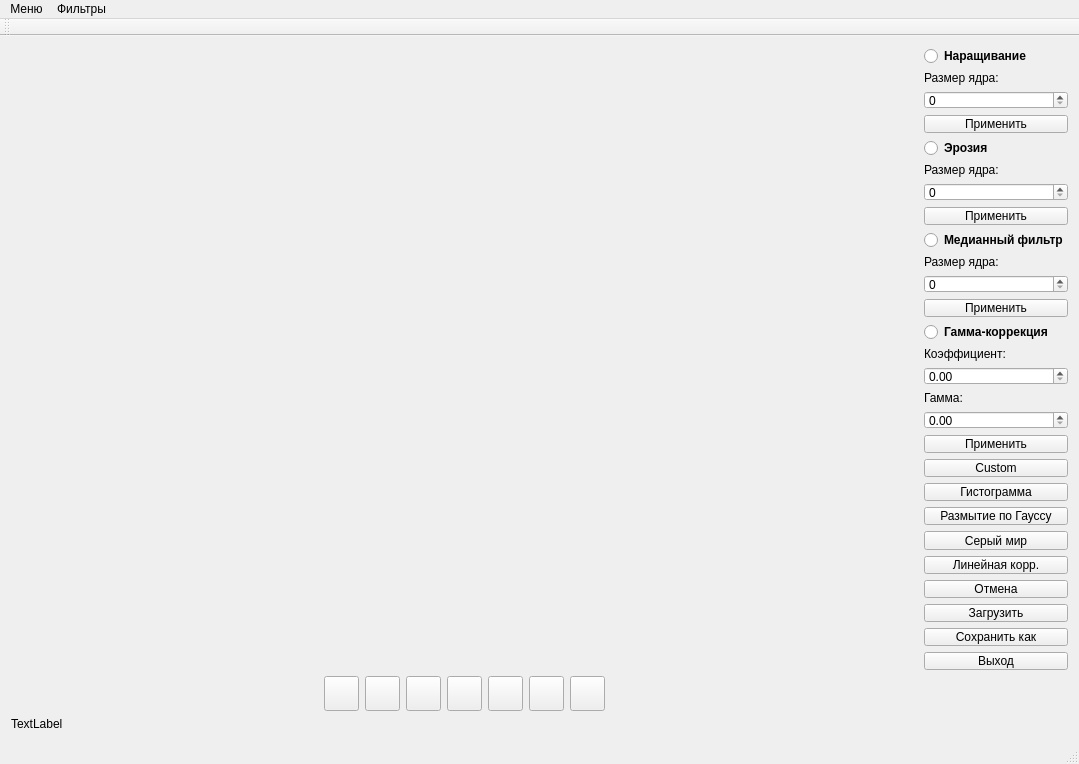
The window that mainwindow.ui (BupTy03/MyImageRed) describes before a commit, drawn with Qt 5.
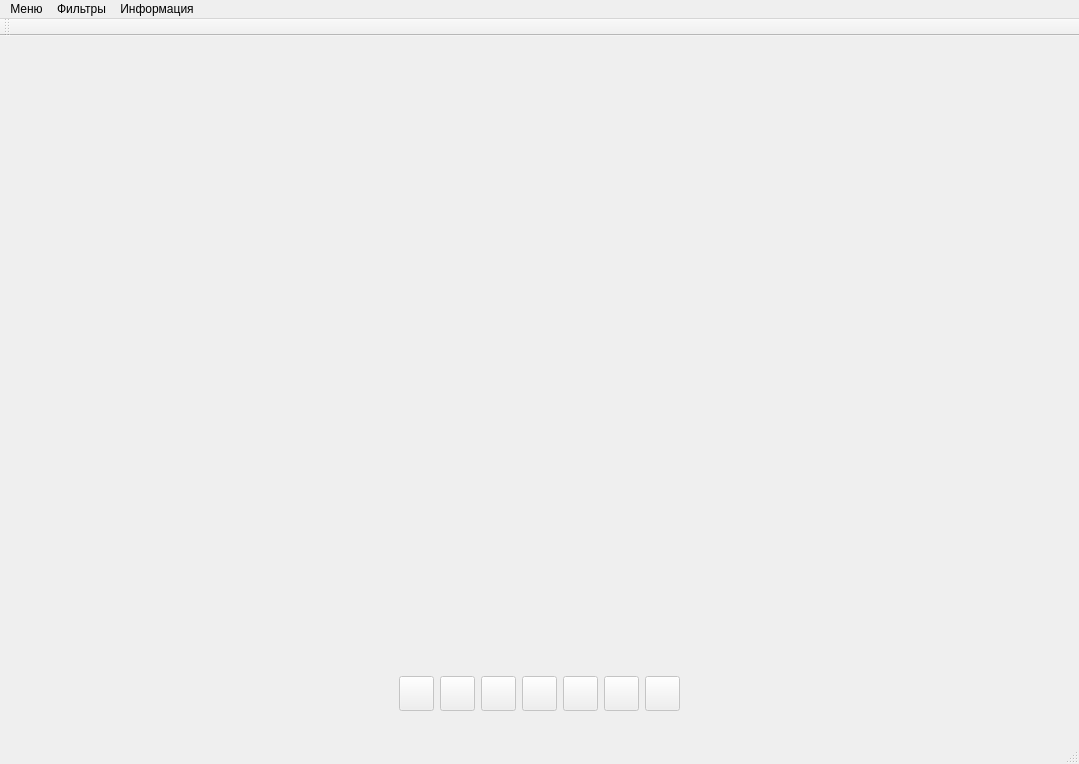
The same window after the commit. Icons and pictures are not drawn.

Commit message: some buttons deleted

Patch:
```diff
--- a/mainwindow.ui
+++ b/mainwindow.ui
@@ -35,8 +35,24 @@
      <verstretch>0</verstretch>
     </sizepolicy>
    </property>
-   <layout class="QGridLayout" name="gridLayout">
-    <item row="3" column="0" rowspan="2">
+   <layout class="QVBoxLayout" name="verticalLayout">
+    <item>
+     <widget class="QLabel" name="label">
+      <property name="sizePolicy">
+       <sizepolicy hsizetype="Expanding" vsizetype="Expanding">
+        <horstretch>0</horstretch>
+        <verstretch>0</verstretch>
+       </sizepolicy>
+      </property>
+      <property name="text">
+       <string/>
+      </property>
+      <property name="alignment">
+       <set>Qt::AlignCenter</set>
+      </property>
+     </widget>
+    </item>
+    <item>
      <layout class="QHBoxLayout" name="horizontalLayout_2">
       <item>
        <spacer name="horizontalSpacer_3">
@@ -53,6 +69,9 @@
       </item>
       <item>
        <widget class="QPushButton" name="RotateLeftBtn">
+        <property name="enabled">
+         <bool>false</bool>
+        </property>
         <property name="sizePolicy">
          <sizepolicy hsizetype="Preferred" vsizetype="Preferred">
           <horstretch>0</horstretch>
@@ -87,6 +106,9 @@
       </item>
       <item>
        <widget class="QPushButton" name="RotateRightBtn">
+        <property name="enabled">
+         <bool>false</bool>
+        </property>
         <property name="minimumSize">
          <size>
           <width>35</width>
@@ -115,6 +137,9 @@
       </item>
       <item>
        <widget class="QPushButton" name="HMirroredBtn">
+        <property name="enabled">
+         <bool>false</bool>
+        </property>
         <property name="minimumSize">
          <size>
           <width>35</width>
@@ -143,6 +168,9 @@
       </item>
       <item>
        <widget class="QPushButton" name="VMirroredBtn">
+        <property name="enabled">
+         <bool>false</bool>
+        </property>
         <property name="minimumSize">
          <size>
           <width>35</width>
@@ -171,6 +199,9 @@
       </item>
       <item>
        <widget class="QPushButton" name="PrevBtn">
+        <property name="enabled">
+         <bool>false</bool>
+        </property>
         <property name="minimumSize">
          <size>
           <width>35</width>
@@ -199,6 +230,9 @@
       </item>
       <item>
        <widget class="QPushButton" name="NextBtn">
+        <property name="enabled">
+         <bool>false</bool>
+        </property>
         <property name="minimumSize">
          <size>
           <width>35</width>
@@ -227,6 +261,9 @@
       </item>
       <item>
        <widget class="QPushButton" name="QuickSaveBtn">
+        <property name="enabled">
+         <bool>false</bool>
+        </property>
         <property name="minimumSize">
          <size>
           <width>35</width>
@@ -265,465 +302,7 @@
       </item>
      </layout>
     </item>
-    <item row="0" column="0">
-     <widget class="QLabel" name="label">
-      <property name="sizePolicy">
-       <sizepolicy hsizetype="Expanding" vsizetype="Preferred">
-        <horstretch>0</horstretch>
-        <verstretch>0</verstretch>
-       </sizepolicy>
-      </property>
-      <property name="text">
-       <string/>
-      </property>
-     </widget>
-    </item>
-    <item row="0" column="3">
-     <spacer name="horizontalSpacer">
-      <property name="orientation">
-       <enum>Qt::Horizontal</enum>
-      </property>
-      <property name="sizeType">
-       <enum>QSizePolicy::Preferred</enum>
-      </property>
-      <property name="sizeHint" stdset="0">
-       <size>
-        <width>0</width>
-        <height>0</height>
-       </size>
-      </property>
-     </spacer>
-    </item>
-    <item row="0" column="4">
-     <layout class="QHBoxLayout" name="horizontalLayout">
-      <item>
-       <layout class="QVBoxLayout" name="verticalLayout">
-        <item>
-         <spacer name="verticalSpacer">
-          <property name="orientation">
-           <enum>Qt::Vertical</enum>
-          </property>
-          <property name="sizeHint" stdset="0">
-           <size>
-            <width>20</width>
-            <height>40</height>
-           </size>
-          </property>
-         </spacer>
-        </item>
-        <item>
-         <widget class="QRadioButton" name="IncreaseRadioBtn">
-          <property name="sizePolicy">
-           <sizepolicy hsizetype="Minimum" vsizetype="Fixed">
-            <horstretch>0</horstretch>
-            <verstretch>0</verstretch>
-           </sizepolicy>
-          </property>
-          <property name="font">
-           <font>
-            <weight>75</weight>
-            <bold>true</bold>
-           </font>
-          </property>
-          <property name="cursor">
-           <cursorShape>PointingHandCursor</cursorShape>
-          </property>
-          <property name="text">
-           <string>Наращивание</string>
-          </property>
-         </widget>
-        </item>
-        <item>
-         <widget class="QLabel" name="IncreaseLabel">
-          <property name="sizePolicy">
-           <sizepolicy hsizetype="Minimum" vsizetype="Fixed">
-            <horstretch>0</horstretch>
-            <verstretch>0</verstretch>
-           </sizepolicy>
-          </property>
-          <property name="text">
-           <string>Размер ядра:</string>
-          </property>
-         </widget>
-        </item>
-        <item>
-         <widget class="QSpinBox" name="IncreaseSpinBox">
-          <property name="sizePolicy">
-           <sizepolicy hsizetype="Minimum" vsizetype="Fixed">
-            <horstretch>0</horstretch>
-            <verstretch>0</verstretch>
-           </sizepolicy>
-          </property>
-         </widget>
-        </item>
-        <item>
-         <widget class="QPushButton" name="IncreaseOkBtn">
-          <property name="sizePolicy">
-           <sizepolicy hsizetype="Minimum" vsizetype="Fixed">
-            <horstretch>0</horstretch>
-            <verstretch>0</verstretch>
-           </sizepolicy>
-          </property>
-          <property name="cursor">
-           <cursorShape>PointingHandCursor</cursorShape>
-          </property>
-          <property name="text">
-           <string>Применить</string>
-          </property>
-         </widget>
-        </item>
-        <item>
-         <widget class="QRadioButton" name="ErosionRadioBtn">
-          <property name="sizePolicy">
-           <sizepolicy hsizetype="Minimum" vsizetype="Fixed">
-            <horstretch>0</horstretch>
-            <verstretch>0</verstretch>
-           </sizepolicy>
-          </property>
-          <property name="font">
-           <font>
-            <weight>75</weight>
-            <bold>true</bold>
-           </font>
-          </property>
-          <property name="cursor">
-           <cursorShape>PointingHandCursor</cursorShape>
-          </property>
-          <property name="text">
-           <string>Эрозия</string>
-          </property>
-         </widget>
-        </item>
-        <item>
-         <widget class="QLabel" name="ErosionLabel">
-          <property name="sizePolicy">
-           <sizepolicy hsizetype="Minimum" vsizetype="Fixed">
-            <horstretch>0</horstretch>
-            <verstretch>0</verstretch>
-           </sizepolicy>
-          </property>
-          <property name="text">
-           <string>Размер ядра:</string>
-          </property>
-         </widget>
-        </item>
-        <item>
-         <widget class="QSpinBox" name="ErosionSpinBox">
-          <property name="sizePolicy">
-           <sizepolicy hsizetype="Minimum" vsizetype="Fixed">
-            <horstretch>0</horstretch>
-            <verstretch>0</verstretch>
-           </sizepolicy>
-          </property>
-         </widget>
-        </item>
-        <item>
-         <widget class="QPushButton" name="ErosionOkBtn">
-          <property name="sizePolicy">
-           <sizepolicy hsizetype="Minimum" vsizetype="Fixed">
-            <horstretch>0</horstretch>
-            <verstretch>0</verstretch>
-           </sizepolicy>
-          </property>
-          <property name="cursor">
-           <cursorShape>PointingHandCursor</cursorShape>
-          </property>
-          <property name="text">
-           <string>Применить</string>
-          </property>
-         </widget>
-        </item>
-        <item>
-         <widget class="QRadioButton" name="MedianBtn">
-          <property name="sizePolicy">
-           <sizepolicy hsizetype="Minimum" vsizetype="Fixed">
-            <horstretch>0</horstretch>
-            <verstretch>0</verstretch>
-           </sizepolicy>
-          </property>
-          <property name="font">
-           <font>
-            <weight>75</weight>
-            <bold>true</bold>
-           </font>
-          </property>
-          <property name="cursor">
-           <cursorShape>PointingHandCursor</cursorShape>
-          </property>
-          <property name="text">
-           <string>Медианный фильтр</string>
-          </property>
-         </widget>
-        </item>
-        <item>
-         <widget class="QLabel" name="MedianLabel_1">
-          <property name="sizePolicy">
-           <sizepolicy hsizetype="Minimum" vsizetype="Fixed">
-            <horstretch>0</horstretch>
-            <verstretch>0</verstretch>
-           </sizepolicy>
-          </property>
-          <property name="text">
-           <string>Размер ядра:</string>
-          </property>
-         </widget>
-        </item>
-        <item>
-         <widget class="QSpinBox" name="MedianSBox">
-          <property name="sizePolicy">
-           <sizepolicy hsizetype="Minimum" vsizetype="Fixed">
-            <horstretch>0</horstretch>
-            <verstretch>0</verstretch>
-           </sizepolicy>
-          </property>
-         </widget>
-        </item>
-        <item>
-         <widget class="QPushButton" name="MedianOkBtn">
-          <property name="sizePolicy">
-           <sizepolicy hsizetype="Minimum" vsizetype="Fixed">
-            <horstretch>0</horstretch>
-            <verstretch>0</verstretch>
-           </sizepolicy>
-          </property>
-          <property name="cursor">
-           <cursorShape>PointingHandCursor</cursorShape>
-          </property>
-          <property name="text">
-           <string>Применить</string>
-          </property>
-         </widget>
-        </item>
-        <item>
-         <widget class="QRadioButton" name="GammaBtn">
-          <property name="sizePolicy">
-           <sizepolicy hsizetype="Minimum" vsizetype="Fixed">
-            <horstretch>0</horstretch>
-            <verstretch>0</verstretch>
-           </sizepolicy>
-          </property>
-          <property name="font">
-           <font>
-            <weight>75</weight>
-            <bold>true</bold>
-           </font>
-          </property>
-          <property name="cursor">
-           <cursorShape>PointingHandCursor</cursorShape>
-          </property>
-          <property name="text">
-           <string>Гамма-коррекция</string>
-          </property>
-         </widget>
-        </item>
-        <item>
-         <widget class="QLabel" name="GammaLabel_1">
-          <property name="sizePolicy">
-           <sizepolicy hsizetype="Minimum" vsizetype="Fixed">
-            <horstretch>0</horstretch>
-            <verstretch>0</verstretch>
-           </sizepolicy>
-          </property>
-          <property name="text">
-           <string>Коэффициент:</string>
-          </property>
-         </widget>
-        </item>
-        <item>
-         <widget class="QDoubleSpinBox" name="GammaDSpinBox_1">
-          <property name="sizePolicy">
-           <sizepolicy hsizetype="Minimum" vsizetype="Fixed">
-            <horstretch>0</horstretch>
-            <verstretch>0</verstretch>
-           </sizepolicy>
-          </property>
-          <property name="cursor">
-           <cursorShape>ArrowCursor</cursorShape>
-          </property>
-         </widget>
-        </item>
-        <item>
-         <widget class="QLabel" name="GammaLabel_2">
-          <property name="sizePolicy">
-           <sizepolicy hsizetype="Minimum" vsizetype="Fixed">
-            <horstretch>0</horstretch>
-            <verstretch>0</verstretch>
-           </sizepolicy>
-          </property>
-          <property name="text">
-           <string>Гамма:</string>
-          </property>
-         </widget>
-        </item>
-        <item>
-         <widget class="QDoubleSpinBox" name="GammaDSpinBox_2">
-          <property name="sizePolicy">
-           <sizepolicy hsizetype="Minimum" vsizetype="Fixed">
-            <horstretch>0</horstretch>
-            <verstretch>0</verstretch>
-           </sizepolicy>
-          </property>
-         </widget>
-        </item>
-        <item>
-         <widget class="QPushButton" name="GammaOk">
-          <property name="sizePolicy">
-           <sizepolicy hsizetype="Minimum" vsizetype="Fixed">
-            <horstretch>0</horstretch>
-            <verstretch>0</verstretch>
-           </sizepolicy>
-          </property>
-          <property name="cursor">
-           <cursorShape>PointingHandCursor</cursorShape>
-          </property>
-          <property name="text">
-           <string>Применить</string>
-          </property>
-         </widget>
-        </item>
-        <item>
-         <widget class="QPushButton" name="CustomBtn">
-          <property name="sizePolicy">
-           <sizepolicy hsizetype="Minimum" vsizetype="Fixed">
-            <horstretch>0</horstretch>
-            <verstretch>0</verstretch>
-           </sizepolicy>
-          </property>
-          <property name="cursor">
-           <cursorShape>PointingHandCursor</cursorShape>
-          </property>
-          <property name="text">
-           <string>Custom</string>
-          </property>
-         </widget>
-        </item>
-        <item>
-         <widget class="QPushButton" name="HistogramBtn">
-          <property name="cursor">
-           <cursorShape>PointingHandCursor</cursorShape>
-          </property>
-          <property name="text">
-           <string>Гистограмма</string>
-          </property>
-         </widget>
-        </item>
-        <item>
-         <widget class="QPushButton" name="GBOkBtn">
-          <property name="sizePolicy">
-           <sizepolicy hsizetype="Minimum" vsizetype="Fixed">
-            <horstretch>0</horstretch>
-            <verstretch>0</verstretch>
-           </sizepolicy>
-          </property>
-          <property name="cursor">
-           <cursorShape>PointingHandCursor</cursorShape>
-          </property>
-          <property name="text">
-           <string>Размытие по Гауссу</string>
-          </property>
-         </widget>
-        </item>
-        <item>
-         <widget class="QPushButton" name="GrayWorldBtn">
-          <property name="sizePolicy">
-           <sizepolicy hsizetype="Minimum" vsizetype="Fixed">
-            <horstretch>0</horstretch>
-            <verstretch>0</verstretch>
-           </sizepolicy>
-          </property>
-          <property name="cursor">
-           <cursorShape>PointingHandCursor</cursorShape>
-          </property>
-          <property name="text">
-           <string>Серый мир</string>
-          </property>
-         </widget>
-        </item>
-        <item>
-         <widget class="QPushButton" name="LinCorrBtn">
-          <property name="sizePolicy">
-           <sizepolicy hsizetype="Minimum" vsizetype="Fixed">
-            <horstretch>0</horstretch>
-            <verstretch>0</verstretch>
-           </sizepolicy>
-          </property>
-          <property name="cursor">
-           <cursorShape>PointingHandCursor</cursorShape>
-          </property>
-          <property name="text">
-           <string>Линейная корр.</string>
-          </property>
-         </widget>
-        </item>
-        <item>
-         <widget class="QPushButton" name="CancelBtn">
-          <property name="sizePolicy">
-           <sizepolicy hsizetype="Minimum" vsizetype="Fixed">
-            <horstretch>0</horstretch>
-            <verstretch>0</verstretch>
-           </sizepolicy>
-          </property>
-          <property name="cursor">
-           <cursorShape>PointingHandCursor</cursorShape>
-          </property>
-          <property name="text">
-           <string>Отмена</string>
-          </property>
-         </widget>
-        </item>
-        <item>
-         <widget class="QPushButton" name="LoadBtn">
-          <property name="sizePolicy">
-           <sizepolicy hsizetype="Minimum" vsizetype="Fixed">
-            <horstretch>0</horstretch>
-            <verstretch>0</verstretch>
-           </sizepolicy>
-          </property>
-          <property name="cursor">
-           <cursorShape>PointingHandCursor</cursorShape>
-          </property>
-          <property name="text">
-           <string>Загрузить</string>
-          </property>
-         </widget>
-        </item>
-        <item>
-         <widget class="QPushButton" name="SaveBtn">
-          <property name="sizePolicy">
-           <sizepolicy hsizetype="Minimum" vsizetype="Fixed">
-            <horstretch>0</horstretch>
-            <verstretch>0</verstretch>
-           </sizepolicy>
-          </property>
-          <property name="cursor">
-           <cursorShape>PointingHandCursor</cursorShape>
-          </property>
-          <property name="text">
-           <string>Сохранить как</string>
-          </property>
-         </widget>
-        </item>
-        <item>
-         <widget class="QPushButton" name="Quit">
-          <property name="sizePolicy">
-           <sizepolicy hsizetype="Minimum" vsizetype="Fixed">
-            <horstretch>0</horstretch>
-            <verstretch>0</verstretch>
-           </sizepolicy>
-          </property>
-          <property name="cursor">
-           <cursorShape>PointingHandCursor</cursorShape>
-          </property>
-          <property name="text">
-           <string>Выход</string>
-          </property>
-         </widget>
-        </item>
-       </layout>
-      </item>
-     </layout>
-    </item>
-    <item row="5" column="0">
+    <item>
      <widget class="QLabel" name="ProgressLabel">
       <property name="sizePolicy">
        <sizepolicy hsizetype="Fixed" vsizetype="Fixed">
@@ -732,7 +311,7 @@
        </sizepolicy>
       </property>
       <property name="text">
-       <string>TextLabel</string>
+       <string/>
       </property>
      </widget>
     </item>
@@ -761,17 +340,24 @@
     <property name="title">
      <string>Фильтры</string>
     </property>
-    <addaction name="action_5"/>
-    <addaction name="action_6"/>
-    <addaction name="action_7"/>
-    <addaction name="action_8"/>
-    <addaction name="action_10"/>
-    <addaction name="action_11"/>
-    <addaction name="action_12"/>
-    <addaction name="action_13"/>
+    <addaction name="actionSetConvolutionMatrix"/>
+    <addaction name="actionGaussBlur"/>
+    <addaction name="actionGrayWorld"/>
+    <addaction name="actionLinearCorrection"/>
+    <addaction name="actionGammaCorrection"/>
+    <addaction name="actionMedianFilter"/>
+    <addaction name="actionIncrease"/>
+    <addaction name="actionErosion"/>
+   </widget>
+   <widget class="QMenu" name="menu_3">
+    <property name="title">
+     <string>Информация</string>
+    </property>
+    <addaction name="actionHistogram"/>
    </widget>
    <addaction name="menu"/>
    <addaction name="menu_2"/>
+   <addaction name="menu_3"/>
   </widget>
   <widget class="QToolBar" name="mainToolBar">
    <attribute name="toolBarArea">
```
Left out of the diff: 73 changed lines with no effect on the pictures. The commit also changes 4 other files.
